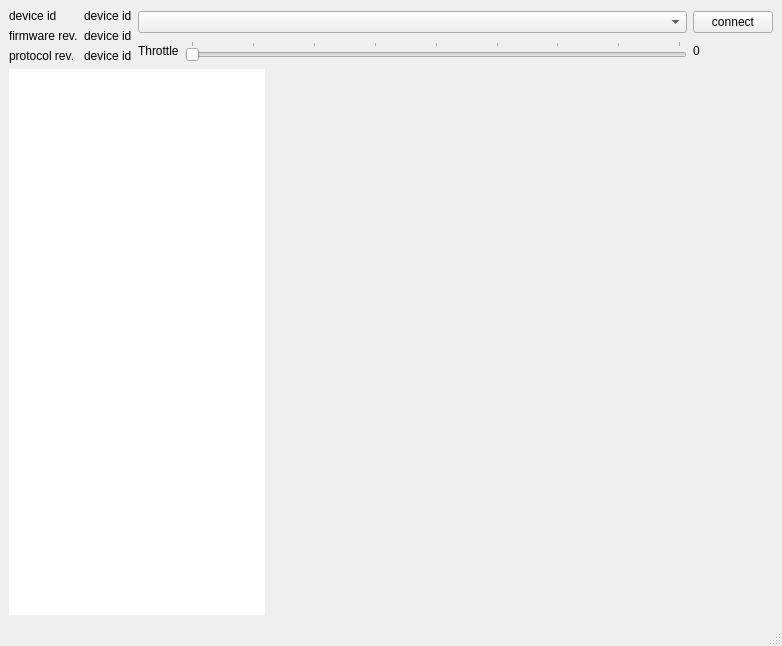
The window that mainwindow.ui (jaxxzer/chirp-viewer) describes before a commit, drawn with Qt 5.
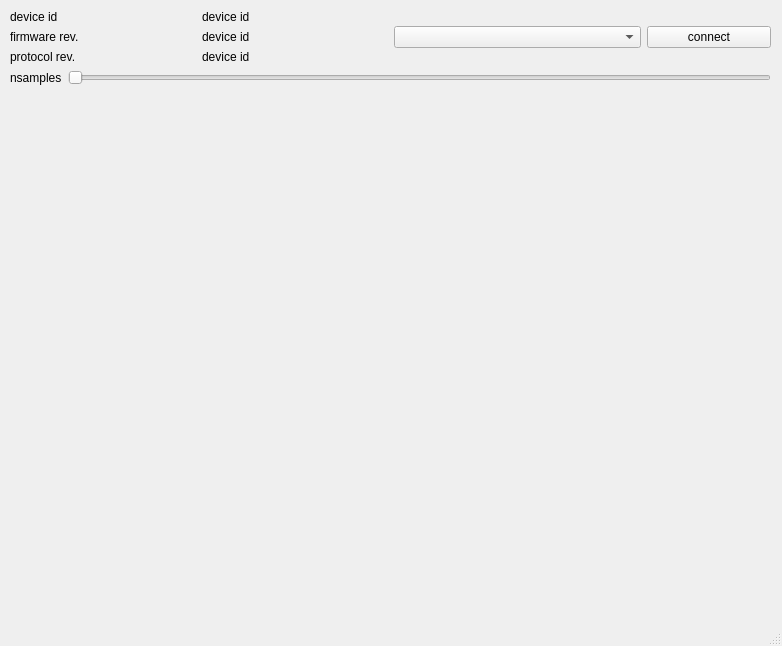
The same window after the commit. Custom widgets are drawn as their Qt base class.

```diff
--- a/mainwindow.ui
+++ b/mainwindow.ui
@@ -14,10 +14,17 @@
    <string>MainWindow</string>
   </property>
   <widget class="QWidget" name="centralwidget">
-   <layout class="QGridLayout" name="gridLayout_4">
-    <item row="0" column="0">
+   <widget class="QWidget" name="">
+    <property name="geometry">
+     <rect>
+      <x>10</x>
+      <y>10</y>
+      <width>761</width>
+      <height>411</height>
+     </rect>
+    </property>
      <layout class="QGridLayout" name="gridLayout_3">
-      <item row="0" column="0" colspan="2">
+     <item row="0" column="0">
        <layout class="QHBoxLayout" name="horizontalLayout">
         <item>
          <layout class="QGridLayout" name="gridLayout">
@@ -106,9 +113,6 @@
         </item>
         <item>
          <layout class="QGridLayout" name="gridLayout_2">
-          <item row="0" column="0" colspan="2">
-           <widget class="QComboBox" name="serialComboBox"/>
-          </item>
           <item row="0" column="2">
            <widget class="QPushButton" name="serialConnectButton">
             <property name="text">
@@ -116,54 +120,32 @@
             </property>
            </widget>
           </item>
+         <item row="0" column="0" colspan="2">
+          <widget class="QComboBox" name="serialComboBox"/>
+         </item>
+        </layout>
+       </item>
+      </layout>
+     </item>
           <item row="1" column="0">
+      <layout class="QHBoxLayout" name="horizontalLayout_2">
+       <item>
            <widget class="QLabel" name="label_2">
             <property name="text">
-             <string>Throttle</string>
+          <string>nsamples</string>
             </property>
            </widget>
           </item>
-          <item row="1" column="1">
+       <item>
            <widget class="QSlider" name="horizontalSlider">
-            <property name="maximum">
-             <number>2047</number>
-            </property>
             <property name="orientation">
              <enum>Qt::Horizontal</enum>
             </property>
-            <property name="tickPosition">
-             <enum>QSlider::TicksAbove</enum>
-            </property>
-            <property name="tickInterval">
-             <number>256</number>
-            </property>
-           </widget>
-          </item>
-          <item row="1" column="2">
-           <widget class="QLabel" name="label_3">
-            <property name="text">
-             <string>0</string>
-            </property>
-           </widget>
-          </item>
-         </layout>
-        </item>
-       </layout>
-      </item>
-      <item row="1" column="0">
-       <widget class="QTableView" name="tableView">
-        <property name="sizePolicy">
-         <sizepolicy hsizetype="Minimum" vsizetype="Expanding">
-          <horstretch>0</horstretch>
-          <verstretch>0</verstretch>
-         </sizepolicy>
-        </property>
-        <property name="frameShape">
-         <enum>QFrame::NoFrame</enum>
-        </property>
-       </widget>
-      </item>
-      <item row="1" column="1">
+        </widget>
+       </item>
+      </layout>
+     </item>
+     <item row="2" column="0">
        <widget class="QCustomPlot" name="customPlot" native="true">
         <property name="sizePolicy">
          <sizepolicy hsizetype="Expanding" vsizetype="Preferred">
@@ -174,8 +156,7 @@
        </widget>
       </item>
      </layout>
-    </item>
-   </layout>
+   </widget>
   </widget>
   <widget class="QMenuBar" name="menubar">
    <property name="geometry">
```
Lines whose indentation alone changed are shown as unchanged.
